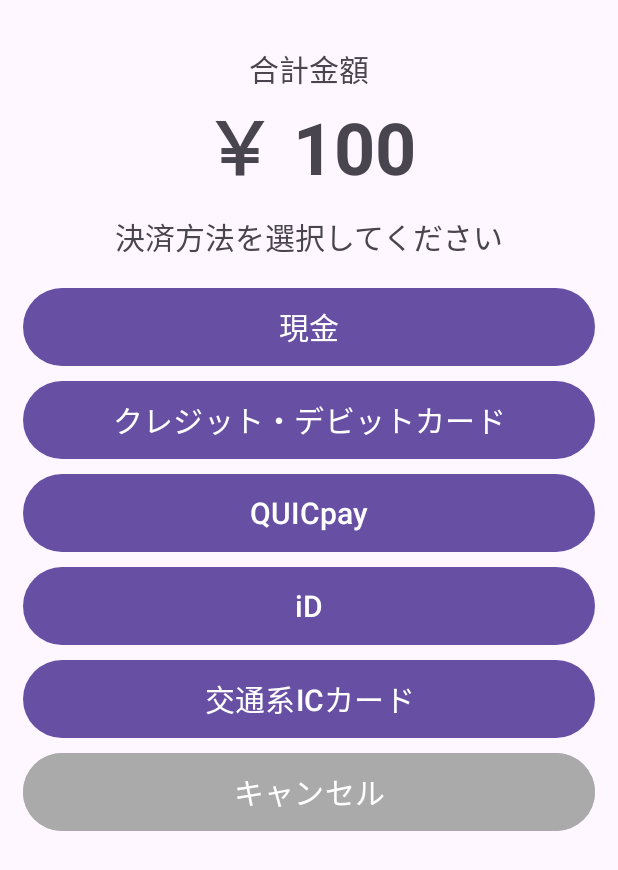
After one commit to arkwnet/c102, an Android app: the PurchaseActivity screen opened directly, with no data from a screen before it, on a phone screen of 412 x 824 dp. The commit adds this screen. Shown: the top 870 px of the screen. Run offline under Robolectric (Android 15) with nearby library versions, the phone set to English and light mode, and no system bars.

Commit message:
ALPS-FE: Create PurchaseActivity

```diff
--- a/ALPS-FE/app/src/main/AndroidManifest.xml
+++ b/ALPS-FE/app/src/main/AndroidManifest.xml
@@ -13,6 +13,9 @@
         android:theme="@style/Theme.ALPSFE"
         tools:targetApi="31">
         <activity
+            android:name=".PurchaseActivity"
+            android:exported="false" />
+        <activity
             android:name=".MainActivity"
             android:exported="true"
             android:screenOrientation="portrait">
--- a/ALPS-FE/app/src/main/java/jp/arkw/alps/fe/MainActivity.java
+++ b/ALPS-FE/app/src/main/java/jp/arkw/alps/fe/MainActivity.java
@@ -3,6 +3,7 @@ package jp.arkw.alps.fe;
 import androidx.appcompat.app.AppCompatActivity;
 
 import android.content.Context;
+import android.content.Intent;
 import android.graphics.Bitmap;
 import android.graphics.BitmapFactory;
 import android.os.Bundle;
@@ -81,6 +82,7 @@ public class MainActivity extends AppCompatActivity implements View.OnClickListe
             }
         });
 
+        findViewById(R.id.button_purchase).setOnClickListener(this);
         findViewById(R.id.button_card).setOnClickListener(this);
         findViewById(R.id.button_clear).setOnClickListener(this);
         update();
@@ -88,7 +90,10 @@ public class MainActivity extends AppCompatActivity implements View.OnClickListe
 
     @Override
     public void onClick(View v) {
-        if (v.getId() == R.id.button_card) {
+        if (v.getId() == R.id.button_purchase) {
+            Intent intent = new Intent(getApplication(), PurchaseActivity.class);
+            startActivity(intent);
+        } else if (v.getId() == R.id.button_card) {
             printImage(BitmapFactory.decodeResource(getResources(), R.drawable.card));
             feedPaper();
         } else if (v.getId() == R.id.button_clear) {
--- /dev/null
+++ b/ALPS-FE/app/src/main/java/jp/arkw/alps/fe/PurchaseActivity.java
@@ -0,0 +1,24 @@
+package jp.arkw.alps.fe;
+
+import androidx.appcompat.app.AppCompatActivity;
+
+import android.graphics.BitmapFactory;
+import android.os.Bundle;
+import android.view.View;
+
+public class PurchaseActivity extends AppCompatActivity implements View.OnClickListener {
+
+    @Override
+    protected void onCreate(Bundle savedInstanceState) {
+        super.onCreate(savedInstanceState);
+        setContentView(R.layout.activity_purchase);
+        findViewById(R.id.button_cancel).setOnClickListener(this);
+    }
+
+    @Override
+    public void onClick(View v) {
+        if (v.getId() == R.id.button_cancel) {
+            finish();
+        }
+    }
+}
--- a/ALPS-FE/app/src/main/res/layout/activity_main.xml
+++ b/ALPS-FE/app/src/main/res/layout/activity_main.xml
@@ -48,7 +48,7 @@
                 android:layout_width="140dp"
                 android:layout_height="80dp"
                 android:layout_marginLeft="5dp"
-                android:text="購入"
+                android:text="@string/main_purchase"
                 android:textSize="24sp" />
 
             <Button
@@ -56,7 +56,7 @@
                 android:layout_width="100dp"
                 android:layout_height="80dp"
                 android:layout_marginLeft="5dp"
-                android:text="名刺"
+                android:text="@string/main_card"
                 android:textSize="24sp" />
 
             <Button
@@ -65,7 +65,7 @@
                 android:layout_height="80dp"
                 android:layout_marginLeft="5dp"
                 android:backgroundTint="@android:color/darker_gray"
-                android:text="取消"
+                android:text="@string/main_clear"
                 android:textSize="24sp" />
 
         </LinearLayout>
--- /dev/null
+++ b/ALPS-FE/app/src/main/res/layout/activity_purchase.xml
@@ -0,0 +1,96 @@
+<?xml version="1.0" encoding="utf-8"?>
+<androidx.constraintlayout.widget.ConstraintLayout xmlns:android="http://schemas.android.com/apk/res/android"
+    xmlns:app="http://schemas.android.com/apk/res-auto"
+    xmlns:tools="http://schemas.android.com/tools"
+    android:layout_width="match_parent"
+    android:layout_height="match_parent"
+    tools:context=".PurchaseActivity">
+
+    <LinearLayout
+        android:layout_width="match_parent"
+        android:layout_height="match_parent"
+        android:orientation="vertical"
+        android:padding="15dp"
+        app:layout_constraintBottom_toBottomOf="parent"
+        app:layout_constraintEnd_toEndOf="parent"
+        app:layout_constraintStart_toStartOf="parent"
+        app:layout_constraintTop_toTopOf="parent">
+
+        <TextView
+            android:id="@+id/textView3"
+            android:layout_width="match_parent"
+            android:layout_height="wrap_content"
+            android:layout_marginTop="15dp"
+            android:text="@string/purchase_total"
+            android:textAlignment="center"
+            android:textSize="20sp" />
+
+        <TextView
+            android:id="@+id/textView2"
+            android:layout_width="match_parent"
+            android:layout_height="wrap_content"
+            android:text="￥ 100"
+            android:textAlignment="center"
+            android:textSize="48sp"
+            android:textStyle="bold" />
+
+        <TextView
+            android:id="@+id/textView"
+            android:layout_width="match_parent"
+            android:layout_height="wrap_content"
+            android:layout_marginTop="10dp"
+            android:layout_marginBottom="15dp"
+            android:text="@string/purchase_select"
+            android:textAlignment="center"
+            android:textSize="20sp" />
+
+        <Button
+            android:id="@+id/button_payment_money"
+            android:layout_width="match_parent"
+            android:layout_height="60dp"
+            android:layout_marginBottom="2dp"
+            android:text="@string/payment_money"
+            android:textSize="20sp" />
+
+        <Button
+            android:id="@+id/button_payment_credit"
+            android:layout_width="match_parent"
+            android:layout_height="60dp"
+            android:layout_marginBottom="2dp"
+            android:text="@string/payment_credit"
+            android:textSize="20sp" />
+
+        <Button
+            android:id="@+id/button_payment_quicpay"
+            android:layout_width="match_parent"
+            android:layout_height="60dp"
+            android:layout_marginBottom="2dp"
+            android:text="@string/payment_quicpay"
+            android:textSize="20sp" />
+
+        <Button
+            android:id="@+id/button_payment_id"
+            android:layout_width="match_parent"
+            android:layout_height="60dp"
+            android:layout_marginBottom="2dp"
+            android:text="@string/payment_id"
+            android:textSize="20sp" />
+
+        <Button
+            android:id="@+id/button_payment_ic"
+            android:layout_width="match_parent"
+            android:layout_height="60dp"
+            android:layout_marginBottom="2dp"
+            android:text="@string/payment_ic"
+            android:textSize="20sp" />
+
+        <Button
+            android:id="@+id/button_cancel"
+            android:layout_width="match_parent"
+            android:layout_height="60dp"
+            android:layout_marginBottom="2dp"
+            android:backgroundTint="@android:color/darker_gray"
+            android:text="@string/payment_cancel"
+            android:textSize="20sp" />
+    </LinearLayout>
+</androidx.constraintlayout.widget.ConstraintLayout>
--- a/ALPS-FE/app/src/main/res/values/strings.xml
+++ b/ALPS-FE/app/src/main/res/values/strings.xml
@@ -1,3 +1,14 @@
 <resources>
     <string name="app_name">ALPS-FE</string>
+    <string name="main_purchase">購入</string>
+    <string name="main_card">名刺</string>
+    <string name="main_clear">取消</string>
+    <string name="purchase_total">合計金額</string>
+    <string name="purchase_select">決済方法を選択してください</string>
+    <string name="payment_money">現金</string>
+    <string name="payment_credit">クレジット・デビットカード</string>
+    <string name="payment_quicpay">QUICpay</string>
+    <string name="payment_id">iD</string>
+    <string name="payment_ic">交通系ICカード</string>
+    <string name="payment_cancel">キャンセル</string>
 </resources>
```
